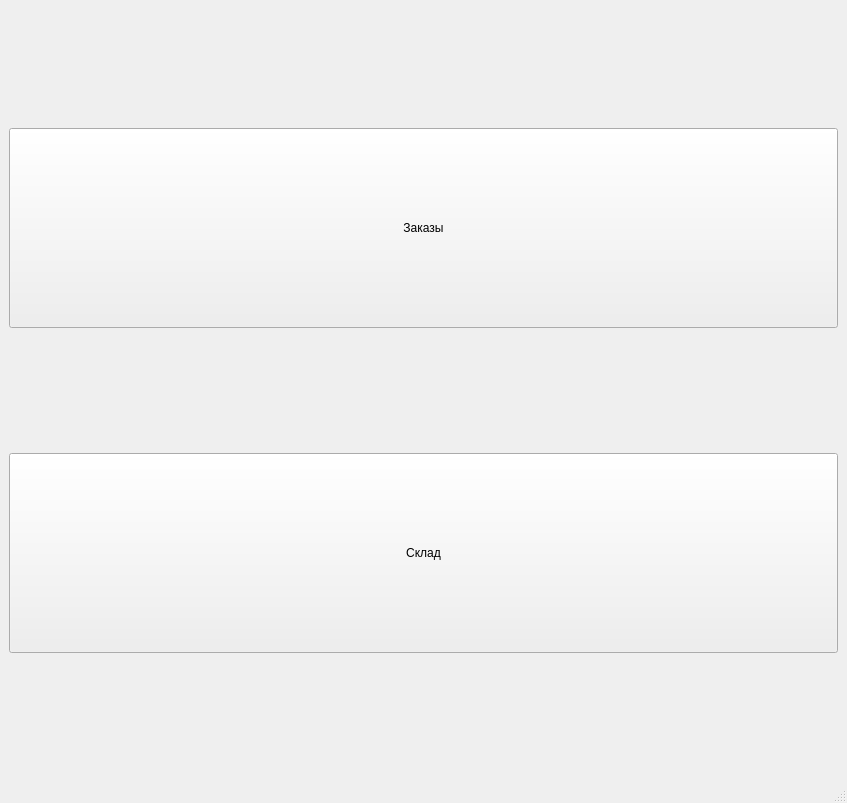
Before: the Qt Designer form mainwindow.ui in ZEseniya/Project, drawn with Qt 5.
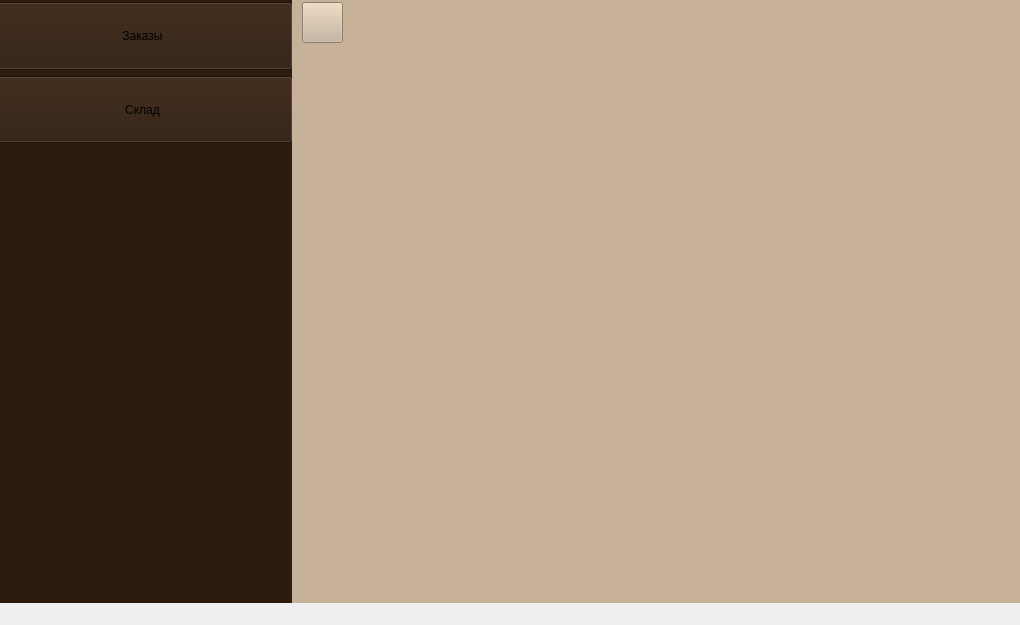
After: the same form once the commit is applied. Icons and pictures are not drawn.

Diff of the .ui file:
```diff
--- a/mainwindow.ui
+++ b/mainwindow.ui
@@ -6,28 +6,106 @@
    <rect>
     <x>0</x>
     <y>0</y>
-    <width>847</width>
-    <height>803</height>
+    <width>1020</width>
+    <height>625</height>
    </rect>
   </property>
   <property name="windowTitle">
    <string>MainWindow</string>
   </property>
   <widget class="QWidget" name="centralwidget">
-   <layout class="QHBoxLayout" name="horizontalLayout">
+   <property name="maximumSize">
+    <size>
+     <width>2000</width>
+     <height>2000</height>
+    </size>
+   </property>
+   <widget class="QWidget" name="">
+    <property name="geometry">
+     <rect>
+      <x>-8</x>
+      <y>-8</y>
+      <width>1041</width>
+      <height>611</height>
+     </rect>
+    </property>
+    <layout class="QHBoxLayout" name="horizontalLayout" stretch="0,0">
+     <property name="spacing">
+      <number>0</number>
+     </property>
+     <property name="sizeConstraint">
+      <enum>QLayout::SizeConstraint::SetDefaultConstraint</enum>
+     </property>
     <item>
+      <widget class="QWidget" name="widget" native="true">
+       <property name="enabled">
+        <bool>true</bool>
+       </property>
+       <property name="sizePolicy">
+        <sizepolicy hsizetype="Preferred" vsizetype="Preferred">
+         <horstretch>0</horstretch>
+         <verstretch>0</verstretch>
+        </sizepolicy>
+       </property>
+       <property name="maximumSize">
+        <size>
+         <width>300</width>
+         <height>16777215</height>
+        </size>
+       </property>
+       <property name="focusPolicy">
+        <enum>Qt::FocusPolicy::NoFocus</enum>
+       </property>
+       <property name="contextMenuPolicy">
+        <enum>Qt::ContextMenuPolicy::NoContextMenu</enum>
+       </property>
+       <property name="layoutDirection">
+        <enum>Qt::LayoutDirection::LeftToRight</enum>
+       </property>
+       <property name="autoFillBackground">
+        <bool>false</bool>
+       </property>
+       <property name="styleSheet">
+        <string notr="true">QWidget {
+	background-color: rgb(45, 27, 13);
+}
+QPushButton:checked {
+	background-color: rgb(199, 178, 153);
+}</string>
+       </property>
+       <widget class="QWidget" name="">
+        <property name="geometry">
+         <rect>
+          <x>0</x>
+          <y>10</y>
+          <width>301</width>
+          <height>141</height>
+         </rect>
+        </property>
      <layout class="QVBoxLayout" name="verticalLayout">
       <item>
        <widget class="QPushButton" name="pushButton">
+           <property name="sizePolicy">
+            <sizepolicy hsizetype="Minimum" vsizetype="Maximum">
+             <horstretch>0</horstretch>
+             <verstretch>0</verstretch>
+            </sizepolicy>
+           </property>
         <property name="maximumSize">
          <size>
-          <width>16777215</width>
-          <height>200</height>
+             <width>500</width>
+             <height>500</height>
          </size>
         </property>
         <property name="text">
          <string>Заказы</string>
         </property>
+           <property name="checkable">
+            <bool>true</bool>
+           </property>
+           <property name="autoExclusive">
+            <bool>true</bool>
+           </property>
         <property name="default">
          <bool>false</bool>
         </property>
@@ -46,18 +124,84 @@
         </property>
         <property name="maximumSize">
          <size>
-          <width>16777215</width>
-          <height>200</height>
-         </size>
-        </property>
+             <width>500</width>
+             <height>500</height>
+            </size>
+           </property>
+           <property name="styleSheet">
+            <string notr="true"/>
+           </property>
         <property name="text">
          <string>Склад</string>
         </property>
+           <property name="checkable">
+            <bool>true</bool>
+           </property>
+           <property name="autoExclusive">
+            <bool>true</bool>
+           </property>
        </widget>
       </item>
      </layout>
-    </item>
-   </layout>
+       </widget>
+      </widget>
+     </item>
+     <item>
+      <widget class="QWidget" name="widget_2" native="true">
+       <property name="maximumSize">
+        <size>
+         <width>16777215</width>
+         <height>16777215</height>
+        </size>
+       </property>
+       <property name="styleSheet">
+        <string notr="true">background-color: rgb(199, 178, 153);</string>
+       </property>
+       <widget class="QPushButton" name="img1">
+        <property name="geometry">
+         <rect>
+          <x>10</x>
+          <y>10</y>
+          <width>41</width>
+          <height>41</height>
+         </rect>
+        </property>
+        <property name="text">
+         <string/>
+        </property>
+        <property name="icon">
+         <iconset resource="resources.qrc">
+          <normaloff>:/resources/img/1.png</normaloff>:/resources/img/1.png</iconset>
+        </property>
+        <property name="iconSize">
+         <size>
+          <width>25</width>
+          <height>25</height>
+         </size>
+        </property>
+        <property name="checkable">
+         <bool>true</bool>
+        </property>
+       </widget>
+       <widget class="QStackedWidget" name="stackedWidget">
+        <property name="geometry">
+         <rect>
+          <x>0</x>
+          <y>60</y>
+          <width>741</width>
+          <height>541</height>
+         </rect>
+        </property>
+        <property name="currentIndex">
+         <number>1</number>
+        </property>
+        <widget class="QWidget" name="page"/>
+        <widget class="QWidget" name="page_2"/>
+       </widget>
+      </widget>
+     </item>
+    </layout>
+   </widget>
   </widget>
   <widget class="QMenuBar" name="menubar">
    <property name="geometry">
@@ -69,7 +213,6 @@
     </rect>
    </property>
   </widget>
-  <widget class="QStatusBar" name="statusbar"/>
  </widget>
  <resources/>
  <connections/>
```
Left out of the diff: 25 changed lines with no effect on the pictures. Lines whose indentation alone changed are shown as unchanged.
